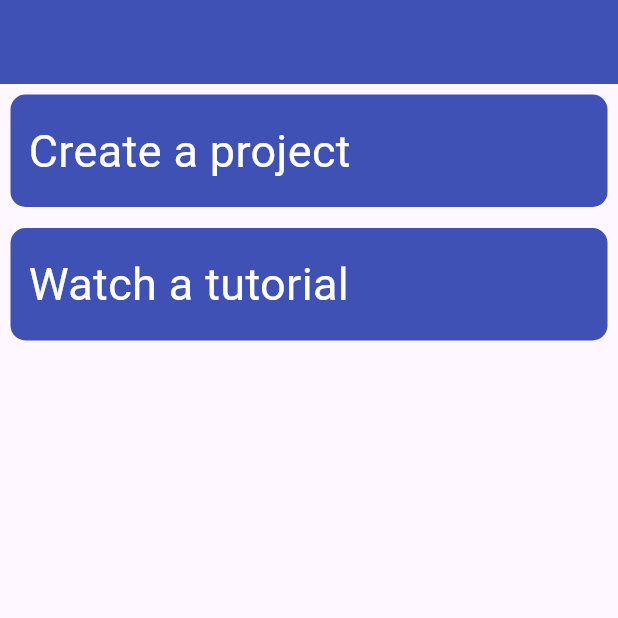
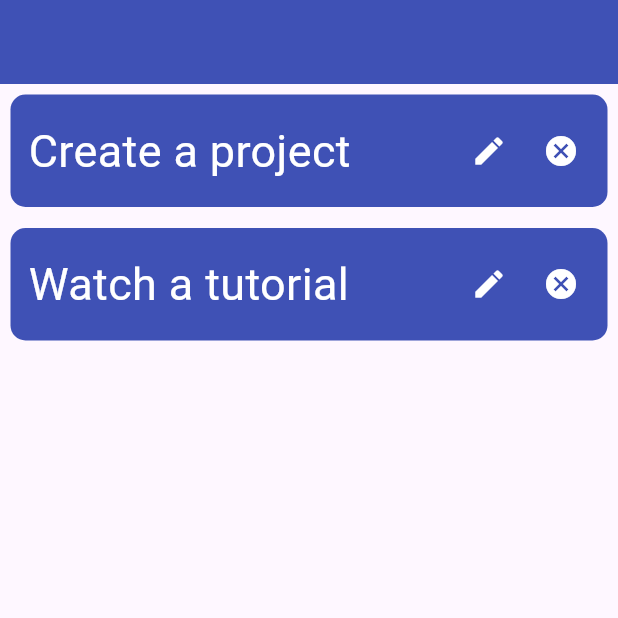
Before and after one commit to abscertainty/todolist, a Flutter app: the screen it shows after launch, on a phone screen of 412 x 824 dp, the top half of it. Run offline on Flutter 3.47's test engine with Material 3 defaults, Android fonts, the phone set to English and light mode, and no system bars.

Commit message:
Added action buttons to the TodoTile but without functionality

```diff
--- a/lib/todo_tile.dart
+++ b/lib/todo_tile.dart
@@ -32,7 +32,9 @@ class _TodoTileState extends State<TodoTile> {
         color: Colors.indigo,
         borderRadius: BorderRadius.circular(10.0),
       ),
-      child: Text(
+      child: Row(
+        children: [
+          Text(
             _content ?? "Null",
             style: TextStyle(
               color: Colors.white,
@@ -40,6 +42,28 @@ class _TodoTileState extends State<TodoTile> {
             ),
             textAlign: TextAlign.start,
           ),
+          Spacer(),
+          IconButton(
+            onPressed: () {},
+            icon: Icon(
+              Icons.edit,
+              color: Colors.white,
+            ),
+          ),
+          IconButton(
+            onPressed: () {},
+            icon: Icon(
+              Icons.cancel,
+              color: Colors.white,
+            ),
+          ),
+          Padding(
+            padding: EdgeInsets.only(
+              right: 7,
+            ),
+          )
+        ],
+      ),
     );
   }
 }
```
Lines whose indentation alone changed are shown as unchanged.
